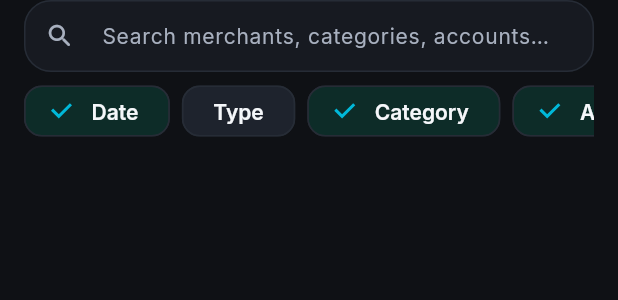
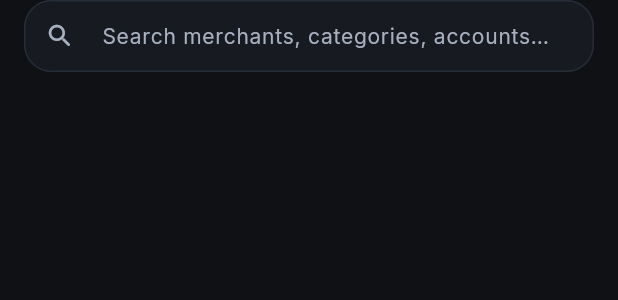
Before and after one commit to shubhamambastha/expense_tracker_app, a Flutter app: the _StickySearchFilters widget shown alone on an empty page, opened directly with empty values, on a phone screen of 412 x 824 dp. Shown: the top 300 px of the screen. Run offline on Flutter 3.47's test engine with Material 3 defaults, Android fonts, the phone set to English and light mode, and no system bars; our stand-ins replace flutter_animate, shared_preferences, supabase_flutter; accounts and stored records are empty; network calls fail.

Commit message:
feat(transactions): update transaction filters and UI components for improved user experience
- Adjust sticky header height and refine filter options for better layout.
- Replace deprecated filter chip buttons with ListTile components for Type and Amount filters.
- Introduce a new constant for transaction type filter options to streamline filtering logic.
- Remove unused filter parameters from the sticky search filters to enhance code clarity.

```diff
--- a/lib/components/transaction/transactions_screen.dart
+++ b/lib/components/transaction/transactions_screen.dart
@@ -107,8 +107,8 @@ class _TransactionsScreenState extends State<TransactionsScreen> {
   }
 
   double get _stickyHeaderHeight {
-    var height = 118.0;
-    if (_activeChips.isNotEmpty) height += 40;
+    var height = 72.0;
+    if (_activeChips.isNotEmpty) height += 44;
     if (_searchController.text.isEmpty && _recentSearches.isNotEmpty) {
       height += 72;
     }
@@ -332,7 +332,7 @@ class _TransactionsScreenState extends State<TransactionsScreen> {
                     Wrap(
                       spacing: AppSpacing.sm,
                       runSpacing: AppSpacing.sm,
-                      children: TransactionDisplayType.values.map((type) {
+                      children: kTransactionTypeFilterOptions.map((type) {
                         final selected = local.contains(type);
                         return FilterChip(
                           label: Text(type.label),
@@ -490,6 +490,14 @@ class _TransactionsScreenState extends State<TransactionsScreen> {
                 },
               ),
               ListTile(
+                leading: const Icon(Icons.swap_vert_rounded),
+                title: const Text('Type'),
+                onTap: () {
+                  Navigator.of(ctx).pop();
+                  _openTypeFilter();
+                },
+              ),
+              ListTile(
                 leading: const Icon(Icons.category_outlined),
                 title: const Text('Category'),
                 onTap: () {
@@ -503,6 +511,14 @@ class _TransactionsScreenState extends State<TransactionsScreen> {
                 onTap: () {
                   Navigator.of(ctx).pop();
                   _openAccountFilter();
+                },
+              ),
+              ListTile(
+                leading: const Icon(Icons.payments_outlined),
+                title: const Text('Amount'),
+                onTap: () {
+                  Navigator.of(ctx).pop();
+                  _openAmountFilter();
                 },
               ),
             ],
@@ -615,12 +631,6 @@ class _TransactionsScreenState extends State<TransactionsScreen> {
                     _filters.searchQuery = '';
                     setState(() {});
                   },
-                  filters: _filters,
-                  onDate: _openDateFilter,
-                  onType: _openTypeFilter,
-                  onCategory: _openCategoryFilter,
-                  onAccount: _openAccountFilter,
-                  onAmount: _openAmountFilter,
                   activeChips: _activeChips,
                   onClearAll: () => _applyFilters(_filters.clear),
                 ),
@@ -782,12 +792,6 @@ class _StickySearchFilters extends StatelessWidget {
     required this.onRecentTap,
     required this.onClearRecent,
     required this.onSearchClear,
-    required this.filters,
-    required this.onDate,
-    required this.onType,
-    required this.onCategory,
-    required this.onAccount,
-    required this.onAmount,
     required this.activeChips,
     required this.onClearAll,
   });
@@ -798,12 +802,6 @@ class _StickySearchFilters extends StatelessWidget {
   final ValueChanged<String> onRecentTap;
   final VoidCallback onClearRecent;
   final VoidCallback onSearchClear;
-  final TransactionFilterState filters;
-  final VoidCallback onDate;
-  final VoidCallback onType;
-  final VoidCallback onCategory;
-  final VoidCallback onAccount;
-  final VoidCallback onAmount;
   final List<ActiveFilterChip> activeChips;
   final VoidCallback onClearAll;
 
@@ -877,40 +875,6 @@ class _StickySearchFilters extends StatelessWidget {
               }).toList(),
             ),
           ],
-          const SizedBox(height: AppSpacing.sm),
-          SizedBox(
-            height: 36,
-            child: ListView(
-              scrollDirection: Axis.horizontal,
-              children: [
-                _FilterChipButton(
-                  label: 'Date',
-                  active: filters.datePreset != null,
-                  onTap: onDate,
-                ),
-                _FilterChipButton(
-                  label: 'Type',
-                  active: filters.types.isNotEmpty,
-                  onTap: onType,
-                ),
-                _FilterChipButton(
-                  label: 'Category',
-                  active: filters.category != null,
-                  onTap: onCategory,
-                ),
-                _FilterChipButton(
-                  label: 'Account',
-                  active: filters.accountId != null,
-                  onTap: onAccount,
-                ),
-                _FilterChipButton(
-                  label: 'Amount',
-                  active: filters.minAmount != null || filters.maxAmount != null,
-                  onTap: onAmount,
-                ),
-              ],
-            ),
-          ),
           if (activeChips.isNotEmpty) ...[
             const SizedBox(height: AppSpacing.sm),
             SizedBox(
@@ -937,30 +901,6 @@ class _StickySearchFilters extends StatelessWidget {
             ),
           ],
         ],
-      ),
-    );
-  }
-}
-
-class _FilterChipButton extends StatelessWidget {
-  const _FilterChipButton({
-    required this.label,
-    required this.active,
-    required this.onTap,
-  });
-
-  final String label;
-  final bool active;
-  final VoidCallback onTap;
-
-  @override
-  Widget build(BuildContext context) {
-    return Padding(
-      padding: const EdgeInsets.only(right: AppSpacing.sm),
-      child: FilterChip(
-        label: Text(label),
-        selected: active,
-        onSelected: (_) => onTap(),
       ),
     );
   }
```
Also changed, not shown: lib/models/transaction_filters.dart (+8 -0 lines).
